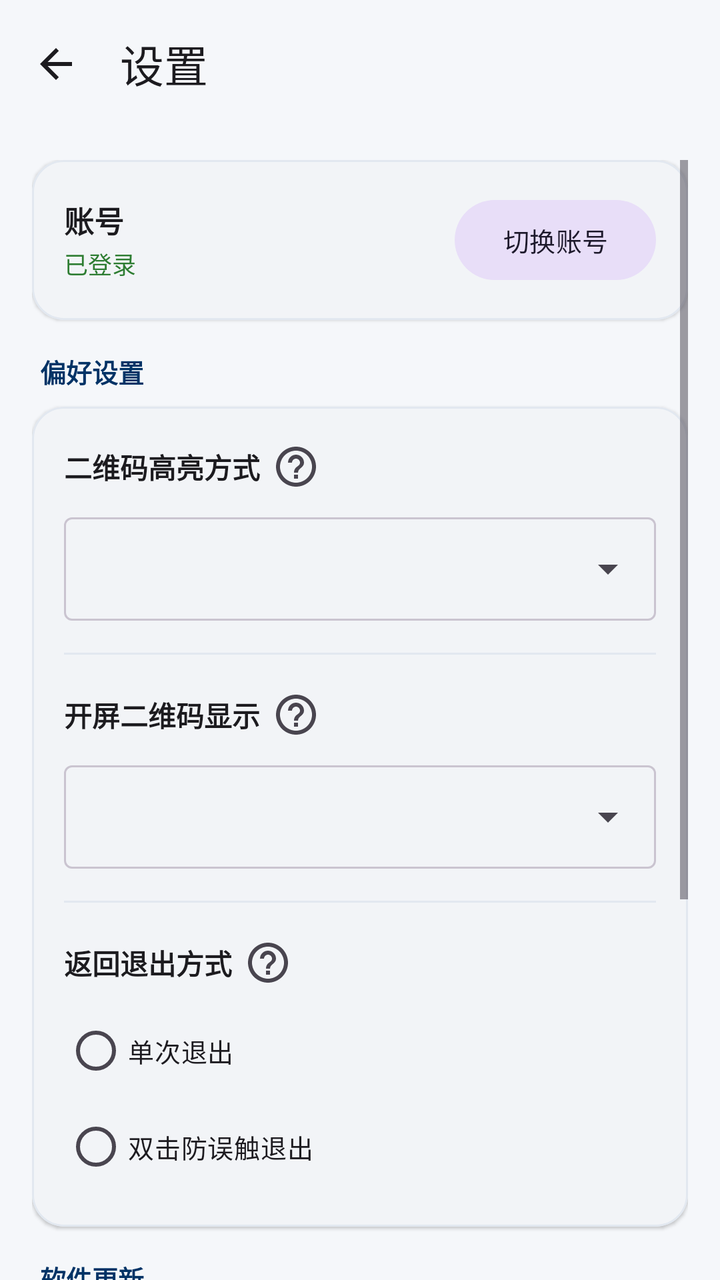
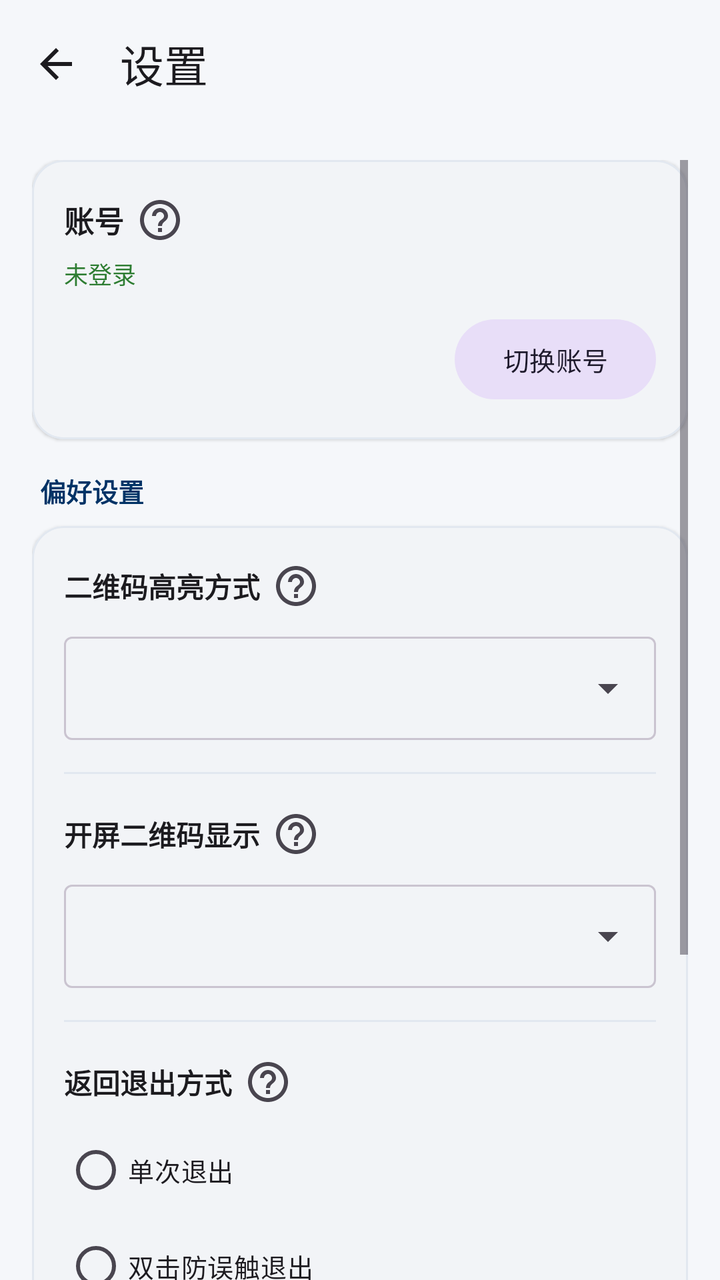

Before-and-after screenshots of an Android layout around one commit, followed by the original layout XML and the change that was made.
<!-- AndroidManifest.xml: application theme Theme.Ecode -->
<!-- res/layout/activity_settings.xml -->
<?xml version="1.0" encoding="utf-8"?>
<LinearLayout
    xmlns:android="http://schemas.android.com/apk/res/android"
    xmlns:app="http://schemas.android.com/apk/res-auto"
    android:id="@+id/rootSettingsLayout"
    android:layout_width="match_parent"
    android:layout_height="match_parent"
    android:background="?android:colorBackground"
    android:orientation="vertical">

    
    <com.google.android.material.appbar.MaterialToolbar
        android:id="@+id/toolbarSettings"
        android:layout_width="match_parent"
        android:layout_height="?attr/actionBarSize"
        app:navigationContentDescription="@string/action_back"
        app:navigationIcon="@drawable/ic_arrow_back"
        app:navigationIconTint="?attr/colorOnSurface"
        app:title="@string/settings_title"
        app:titleTextColor="?attr/colorOnSurface" />

    <ScrollView
        android:layout_width="match_parent"
        android:layout_height="match_parent"
        android:clipToPadding="false"
        android:padding="16dp">

        <LinearLayout
            android:layout_width="match_parent"
            android:layout_height="wrap_content"
            android:orientation="vertical">

            
            <com.google.android.material.card.MaterialCardView
                android:layout_width="match_parent"
                android:layout_height="wrap_content"
                android:layout_marginBottom="16dp"
                app:cardBackgroundColor="?attr/colorSurfaceContainer"
                app:cardCornerRadius="16dp"
                app:cardElevation="1dp"
                app:strokeColor="?attr/colorOutlineVariant"
                app:strokeWidth="1dp">

                <LinearLayout
                    android:layout_width="match_parent"
                    android:layout_height="wrap_content"
                    android:gravity="center_vertical"
                    android:orientation="horizontal"
                    android:padding="16dp">

                    <LinearLayout
                        android:layout_width="0dp"
                        android:layout_height="wrap_content"
                        android:layout_weight="1"
                        android:orientation="vertical">

                        <TextView
                            android:id="@+id/tvAccountTitle"
                            android:layout_width="wrap_content"
                            android:layout_height="wrap_content"
                            android:text="@string/settings_account_section"
                            android:textColor="?attr/colorOnSurface"
                            android:textSize="15sp"
                            android:textStyle="bold" />

                        <TextView
                            android:id="@+id/tvAccountStatus"
                            android:layout_width="wrap_content"
                            android:layout_height="wrap_content"
                            android:layout_marginTop="2dp"
                            android:text="@string/account_logged_in"
                            android:textColor="@color/status_pill_text"
                            android:textSize="12sp" />
                    </LinearLayout>

                    <com.google.android.material.button.MaterialButton
                        android:id="@+id/btnSwitchAccount"
                        style="@style/Widget.Material3.Button.TonalButton"
                        android:layout_width="wrap_content"
                        android:layout_height="wrap_content"
                        android:text="@string/settings_switch_account"
                        android:textSize="13sp" />
                </LinearLayout>
            </com.google.android.material.card.MaterialCardView>

            
            <TextView
                android:layout_width="wrap_content"
                android:layout_height="wrap_content"
                android:layout_marginStart="4dp"
                android:layout_marginBottom="8dp"
                android:text="@string/settings_navigation_section"
                android:textColor="?attr/colorPrimary"
                android:textSize="13sp"
                android:textStyle="bold" />

            
            <com.google.android.material.card.MaterialCardView
                android:layout_width="match_parent"
                android:layout_height="wrap_content"
                android:layout_marginBottom="16dp"
                app:cardBackgroundColor="?attr/colorSurfaceContainer"
                app:cardCornerRadius="16dp"
                app:cardElevation="1dp"
                app:strokeColor="?attr/colorOutlineVariant"
                app:strokeWidth="1dp">

                <LinearLayout
                    android:layout_width="match_parent"
                    android:layout_height="wrap_content"
                    android:orientation="vertical"
                    android:padding="16dp">

                    
                    <LinearLayout
                        android:layout_width="match_parent"
                        android:layout_height="wrap_content"
                        android:gravity="center_vertical"
                        android:orientation="horizontal">

                        <TextView
                            android:layout_width="wrap_content"
                            android:layout_height="wrap_content"
                            android:text="@string/settings_qr_brightness_mode"
                            android:textColor="?attr/colorOnSurface"
                            android:textSize="14sp"
                            android:textStyle="bold" />

                        <ImageButton
                            android:id="@+id/btnHelpQrBrightness"
                            android:layout_width="28dp"
                            android:layout_height="28dp"
                            android:layout_marginStart="4dp"
                            android:background="?attr/selectableItemBackgroundBorderless"
                            android:contentDescription="@string/help_icon_desc"
                            android:padding="4dp"
                            android:src="@drawable/ic_help_outline"
                            app:tint="?attr/colorOnSurfaceVariant" />
                    </LinearLayout>

                    <com.google.android.material.textfield.TextInputLayout
                        style="@style/Widget.Material3.TextInputLayout.OutlinedBox.ExposedDropdownMenu"
                        android:layout_width="match_parent"
                        android:layout_height="wrap_content"
                        android:layout_marginTop="6dp"
                        android:layout_marginBottom="16dp">

                        <com.google.android.material.textfield.MaterialAutoCompleteTextView
                            android:id="@+id/ddlQrBrightness"
                            android:layout_width="match_parent"
                            android:layout_height="wrap_content"
                            android:inputType="none"
                            android:textSize="13sp" />
                    </com.google.android.material.textfield.TextInputLayout>

                    <View
                        android:layout_width="match_parent"
                        android:layout_height="1dp"
                        android:layout_marginBottom="16dp"
                        android:background="?attr/colorOutlineVariant" />

                    
                    <LinearLayout
                        android:layout_width="match_parent"
                        android:layout_height="wrap_content"
                        android:gravity="center_vertical"
                        android:orientation="horizontal">

                        <TextView
                            android:layout_width="wrap_content"
                            android:layout_height="wrap_content"
                            android:text="@string/settings_qr_launch_visibility"
                            android:textColor="?attr/colorOnSurface"
                            android:textSize="14sp"
                            android:textStyle="bold" />

                        <ImageButton
                            android:id="@+id/btnHelpQrLaunch"
                            android:layout_width="28dp"
                            android:layout_height="28dp"
                            android:layout_marginStart="4dp"
                            android:background="?attr/selectableItemBackgroundBorderless"
                            android:contentDescription="@string/help_icon_desc"
                            android:padding="4dp"
                            android:src="@drawable/ic_help_outline"
                            app:tint="?attr/colorOnSurfaceVariant" />
                    </LinearLayout>

                    <com.google.android.material.textfield.TextInputLayout
                        style="@style/Widget.Material3.TextInputLayout.OutlinedBox.ExposedDropdownMenu"
                        android:layout_width="match_parent"
                        android:layout_height="wrap_content"
                        android:layout_marginTop="6dp"
                        android:layout_marginBottom="16dp">

                        <com.google.android.material.textfield.MaterialAutoCompleteTextView
                            android:id="@+id/ddlQrLaunchVisibility"
                            android:layout_width="match_parent"
                            android:layout_height="wrap_content"
                            android:inputType="none"
                            android:textSize="13sp" />
                    </com.google.android.material.textfield.TextInputLayout>

                    <View
                        android:layout_width="match_parent"
                        android:layout_height="1dp"
                        android:layout_marginBottom="16dp"
                        android:background="?attr/colorOutlineVariant" />

                    
                    <LinearLayout
                        android:layout_width="match_parent"
                        android:layout_height="wrap_content"
                        android:gravity="center_vertical"
                        android:orientation="horizontal">

                        <TextView
                            android:layout_width="wrap_content"
                            android:layout_height="wrap_content"
                            android:text="@string/settings_back_mode"
                            android:textColor="?attr/colorOnSurface"
                            android:textSize="14sp"
                            android:textStyle="bold" />

                        <ImageButton
                            android:id="@+id/btnHelpBackMode"
                            android:layout_width="28dp"
                            android:layout_height="28dp"
                            android:layout_marginStart="4dp"
                            android:background="?attr/selectableItemBackgroundBorderless"
                            android:contentDescription="@string/help_icon_desc"
                            android:padding="4dp"
                            android:src="@drawable/ic_help_outline"
                            app:tint="?attr/colorOnSurfaceVariant" />
                    </LinearLayout>

                    <RadioGroup
                        android:id="@+id/radioGroupBackMode"
                        android:layout_width="match_parent"
                        android:layout_height="wrap_content"
                        android:layout_marginTop="6dp"
                        android:orientation="vertical">

                        <com.google.android.material.radiobutton.MaterialRadioButton
                            android:id="@+id/radioSingle"
                            android:layout_width="match_parent"
                            android:layout_height="wrap_content"
                            android:text="@string/settings_back_single"
                            android:textSize="13sp" />

                        <com.google.android.material.radiobutton.MaterialRadioButton
                            android:id="@+id/radioDouble"
                            android:layout_width="match_parent"
                            android:layout_height="wrap_content"
                            android:text="@string/settings_back_double"
                            android:textSize="13sp" />
                    </RadioGroup>
                </LinearLayout>
            </com.google.android.material.card.MaterialCardView>

            
            <LinearLayout
                android:layout_width="match_parent"
                android:layout_height="wrap_content"
                android:layout_marginStart="4dp"
                android:layout_marginBottom="8dp"
                android:gravity="center_vertical"
                android:orientation="horizontal">

                <TextView
                    android:layout_width="0dp"
                    android:layout_height="wrap_content"
                    android:layout_weight="1"
                    android:text="@string/settings_about_section"
                    android:textColor="?attr/colorPrimary"
                    android:textSize="13sp"
                    android:textStyle="bold" />

                <TextView
                    android:id="@+id/tvVersion"
                    android:layout_width="wrap_content"
                    android:layout_height="wrap_content"
                    android:textColor="?attr/colorOnSurfaceVariant"
                    android:textSize="12sp" />
            </LinearLayout>

            
            <com.google.android.material.card.MaterialCardView
                android:layout_width="match_parent"
                android:layout_height="wrap_content"
                android:layout_marginBottom="24dp"
                app:cardBackgroundColor="?attr/colorSurfaceContainer"
                app:cardCornerRadius="16dp"
                app:cardElevation="1dp"
                app:strokeColor="?attr/colorOutlineVariant"
                app:strokeWidth="1dp">

                <LinearLayout
                    android:layout_width="match_parent"
                    android:layout_height="wrap_content"
                    android:orientation="vertical"
                    android:padding="16dp">

                    
                    <LinearLayout
                        android:layout_width="match_parent"
                        android:layout_height="wrap_content"
                        android:gravity="center_vertical"
                        android:orientation="horizontal">

                        <TextView
                            android:layout_width="wrap_content"
                            android:layout_height="wrap_content"
                            android:text="@string/update_source_label"
                            android:textColor="?attr/colorOnSurface"
                            android:textSize="14sp"
                            android:textStyle="bold" />

                        <ImageButton
                            android:id="@+id/btnHelpUpdateSource"
                            android:layout_width="28dp"
                            android:layout_height="28dp"
                            android:layout_marginStart="4dp"
                            android:background="?attr/selectableItemBackgroundBorderless"
                            android:contentDescription="@string/help_icon_desc"
                            android:padding="4dp"
                            android:src="@drawable/ic_help_outline"
                            app:tint="?attr/colorOnSurfaceVariant" />

                        <View
                            android:layout_width="0dp"
                            android:layout_height="0dp"
                            android:layout_weight="1" />

                        <com.google.android.material.button.MaterialButton
                            android:id="@+id/btnSpeedTest"
                            style="@style/Widget.Material3.Button.TextButton"
                            android:layout_width="wrap_content"
                            android:layout_height="wrap_content"
                            android:text="@string/update_speed_test"
                            android:textSize="12sp" />
                    </LinearLayout>

                    <com.google.android.material.textfield.TextInputLayout
                        style="@style/Widget.Material3.TextInputLayout.OutlinedBox.ExposedDropdownMenu"
                        android:layout_width="match_parent"
                        android:layout_height="wrap_content"
                        android:layout_marginTop="2dp"
                        android:layout_marginBottom="12dp">

                        <com.google.android.material.textfield.MaterialAutoCompleteTextView
                            android:id="@+id/ddlUpdateSource"
                            android:layout_width="match_parent"
                            android:layout_height="wrap_content"
                            android:inputType="none"
                            android:textSize="13sp" />
                    </com.google.android.material.textfield.TextInputLayout>

                    
                    <com.google.android.material.button.MaterialButton
                        android:id="@+id/btnCheckUpdate"
                        style="@style/Widget.Material3.Button.TonalButton"
                        android:layout_width="match_parent"
                        android:layout_height="wrap_content"
                        android:text="@string/settings_check_update"
                        android:textSize="13sp" />

                    
                    <TextView
                        android:id="@+id/tvUpdateStatus"
                        android:layout_width="match_parent"
                        android:layout_height="wrap_content"
                        android:layout_marginTop="8dp"
                        android:textColor="?attr/colorOnSurface"
                        android:textSize="13sp"
                        android:visibility="gone" />

                    <TextView
                        android:id="@+id/tvChangelog"
                        android:layout_width="match_parent"
                        android:layout_height="wrap_content"
                        android:layout_marginTop="4dp"
                        android:lineSpacingExtra="2dp"
                        android:textColor="?attr/colorOnSurfaceVariant"
                        android:textSize="12sp"
                        android:visibility="gone" />

                    <ProgressBar
                        android:id="@+id/progressDownload"
                        style="?android:attr/progressBarStyleHorizontal"
                        android:layout_width="match_parent"
                        android:layout_height="wrap_content"
                        android:layout_marginTop="8dp"
                        android:max="100"
                        android:visibility="gone" />

                    <TextView
                        android:id="@+id/tvProgress"
                        android:layout_width="match_parent"
                        android:layout_height="wrap_content"
                        android:layout_marginTop="4dp"
                        android:textColor="?attr/colorOnSurfaceVariant"
                        android:textSize="12sp"
                        android:visibility="gone" />

                    <com.google.android.material.button.MaterialButton
                        android:id="@+id/btnUpdateAction"
                        android:layout_width="match_parent"
                        android:layout_height="wrap_content"
                        android:layout_marginTop="8dp"
                        android:textSize="13sp"
                        android:visibility="gone" />

                </LinearLayout>
            </com.google.android.material.card.MaterialCardView>

            
            <TextView
                android:id="@+id/tvCredit"
                android:layout_width="match_parent"
                android:layout_height="wrap_content"
                android:layout_marginBottom="16dp"
                android:gravity="center"
                android:text="@string/settings_credit"
                android:textColor="?attr/colorOnSurfaceVariant"
                android:textSize="12sp" />

        </LinearLayout>
    </ScrollView>
</LinearLayout>
<!-- resources referenced by this layout -->
<resources>
  <color name="status_pill_text">#2E7D32</color>
  <!-- drawable ic_arrow_back (drawable) -->
  <?xml version="1.0" encoding="utf-8"?>
  <vector xmlns:android="http://schemas.android.com/apk/res/android"
      android:width="24dp"
      android:height="24dp"
      android:viewportWidth="24"
      android:viewportHeight="24">
      <path
          android:fillColor="#FF000000"
          android:pathData="M20,11H7.83l5.59,-5.59L12,4l-8,8 8,8 1.41,-1.41L7.83,13H20v-2z" />
  </vector>
  <!-- drawable ic_help_outline (drawable) -->
  <?xml version="1.0" encoding="utf-8"?>
  <vector xmlns:android="http://schemas.android.com/apk/res/android"
      android:width="24dp"
      android:height="24dp"
      android:viewportWidth="24"
      android:viewportHeight="24">
      <path
          android:fillColor="#FF000000"
          android:pathData="M11,18h2v-2h-2v2zM12,2C6.48,2 2,6.48 2,12s4.48,10 10,10 10,-4.48 10,-10S17.52,2 12,2zM12,20c-4.41,0 -8,-3.59 -8,-8s3.59,-8 8,-8 8,3.59 8,8 -3.59,8 -8,8zM12,6c-2.21,0 -4,1.79 -4,4h2c0,-1.1 0.9,-2 2,-2s2,0.9 2,2c0,2 -3,1.75 -3,5h2c0,-2.25 3,-2.5 3,-5 0,-2.21 -1.79,-4 -4,-4z" />
  </vector>
  <string name="account_logged_in">已登录</string>
  <string name="action_back">返回</string>
  <string name="help_icon_desc">说明</string>
  <string name="settings_about_section">软件更新</string>
  <string name="settings_account_section">账号</string>
  <string name="settings_back_double">双击防误触退出</string>
  <string name="settings_back_mode">返回退出方式</string>
  <string name="settings_back_single">单次退出</string>
  <string name="settings_check_update">检查更新</string>
  <string name="settings_credit">NEU-Ecode · acdc</string>
  <string name="settings_navigation_section">偏好设置</string>
  <string name="settings_qr_brightness_mode">二维码高亮方式</string>
  <string name="settings_qr_launch_visibility">开屏二维码显示</string>
  <string name="settings_switch_account">切换账号</string>
  <string name="settings_title">设置</string>
  <string name="update_source_label">下载源</string>
  <string name="update_speed_test">测速</string>
  <color name="md_theme_primary">#003366</color>
  <color name="md_theme_on_primary">#FFFFFF</color>
  <color name="md_theme_primary_container">#D6E4F0</color>
  <color name="md_theme_on_primary_container">#001D36</color>
  <color name="md_theme_secondary">#535F70</color>
  <color name="md_theme_on_secondary">#FFFFFF</color>
  <color name="md_theme_background">#F5F7FA</color>
  <color name="md_theme_on_background">#1C1B1F</color>
  <color name="md_theme_surface">#FFFFFF</color>
  <color name="md_theme_on_surface">#1C1B1F</color>
  <color name="md_theme_surface_container">#FFFFFF</color>
  <color name="md_theme_surface_container_high">#EEF2F6</color>
  <color name="md_theme_on_surface_variant">#49454F</color>
  <color name="md_theme_outline">#CAC4D0</color>
  <color name="md_theme_outline_variant">#E2E8F0</color>
  <!-- unchanged entries left out for length: 1 -->
</resources>

<!-- the commit's change to res/layout/activity_settings.xml (unified diff, before → after) -->
@@ -44,18 +44,16 @@
                 <LinearLayout
                     android:layout_width="match_parent"
                     android:layout_height="wrap_content"
-                    android:gravity="center_vertical"
-                    android:orientation="horizontal"
+                    android:orientation="vertical"
                     android:padding="16dp">
 
                     <LinearLayout
-                        android:layout_width="0dp"
-                        android:layout_height="wrap_content"
-                        android:layout_weight="1"
-                        android:orientation="vertical">
+                        android:layout_width="match_parent"
+                        android:layout_height="wrap_content"
+                        android:gravity="center_vertical"
+                        android:orientation="horizontal">
 
                         <TextView
-                            android:id="@+id/tvAccountTitle"
                             android:layout_width="wrap_content"
                             android:layout_height="wrap_content"
                             android:text="@string/settings_account_section"
@@ -63,23 +61,43 @@
                             android:textSize="15sp"
                             android:textStyle="bold" />
 
-                        <TextView
-                            android:id="@+id/tvAccountStatus"
-                            android:layout_width="wrap_content"
-                            android:layout_height="wrap_content"
-                            android:layout_marginTop="2dp"
-                            android:text="@string/account_logged_in"
-                            android:textColor="@color/status_pill_text"
-                            android:textSize="12sp" />
-                    </LinearLayout>
-
-                    <com.google.android.material.button.MaterialButton
-                        android:id="@+id/btnSwitchAccount"
-                        style="@style/Widget.Material3.Button.TonalButton"
-                        android:layout_width="wrap_content"
-                        android:layout_height="wrap_content"
-                        android:text="@string/settings_switch_account"
-                        android:textSize="13sp" />
+                        <ImageButton
+                            android:id="@+id/btnHelpAccount"
+                            android:layout_width="28dp"
+                            android:layout_height="28dp"
+                            android:layout_marginStart="4dp"
+                            android:background="?attr/selectableItemBackgroundBorderless"
+                            android:contentDescription="@string/help_icon_desc"
+                            android:padding="4dp"
+                            android:src="@drawable/ic_help_outline"
+                            app:tint="?attr/colorOnSurfaceVariant" />
+                    </LinearLayout>
+
+                    
+                    <TextView
+                        android:id="@+id/tvAccountStatus"
+                        android:layout_width="match_parent"
+                        android:layout_height="wrap_content"
+                        android:layout_marginTop="4dp"
+                        android:text="@string/account_not_logged_in"
+                        android:textColor="@color/status_pill_text"
+                        android:textSize="12sp" />
+
+                    <LinearLayout
+                        android:layout_width="match_parent"
+                        android:layout_height="wrap_content"
+                        android:layout_marginTop="10dp"
+                        android:gravity="end"
+                        android:orientation="horizontal">
+
+                        <com.google.android.material.button.MaterialButton
+                            android:id="@+id/btnSwitchAccount"
+                            style="@style/Widget.Material3.Button.TonalButton"
+                            android:layout_width="wrap_content"
+                            android:layout_height="wrap_content"
+                            android:text="@string/settings_switch_account"
+                            android:textSize="13sp" />
+                    </LinearLayout>
                 </LinearLayout>
             </com.google.android.material.card.MaterialCardView>
 
@@ -302,61 +320,6 @@
                     android:padding="16dp">
 
                     
-                    <LinearLayout
-                        android:layout_width="match_parent"
-                        android:layout_height="wrap_content"
-                        android:gravity="center_vertical"
-                        android:orientation="horizontal">
-
-                        <TextView
-                            android:layout_width="wrap_content"
-                            android:layout_height="wrap_content"
-                            android:text="@string/update_source_label"
-                            android:textColor="?attr/colorOnSurface"
-                            android:textSize="14sp"
-                            android:textStyle="bold" />
-
-                        <ImageButton
-                            android:id="@+id/btnHelpUpdateSource"
-                            android:layout_width="28dp"
-                            android:layout_height="28dp"
-                            android:layout_marginStart="4dp"
-                            android:background="?attr/selectableItemBackgroundBorderless"
-                            android:contentDescription="@string/help_icon_desc"
-                            android:padding="4dp"
-                            android:src="@drawable/ic_help_outline"
-                            app:tint="?attr/colorOnSurfaceVariant" />
-
-                        <View
-                            android:layout_width="0dp"
-                            android:layout_height="0dp"
-                            android:layout_weight="1" />
-
-                        <com.google.android.material.button.MaterialButton
-                            android:id="@+id/btnSpeedTest"
-                            style="@style/Widget.Material3.Button.TextButton"
-                            android:layout_width="wrap_content"
-                            android:layout_height="wrap_content"
-                            android:text="@string/update_speed_test"
-                            android:textSize="12sp" />
-                    </LinearLayout>
-
-                    <com.google.android.material.textfield.TextInputLayout
-                        style="@style/Widget.Material3.TextInputLayout.OutlinedBox.ExposedDropdownMenu"
-                        android:layout_width="match_parent"
-                        android:layout_height="wrap_content"
-                        android:layout_marginTop="2dp"
-                        android:layout_marginBottom="12dp">
-
-                        <com.google.android.material.textfield.MaterialAutoCompleteTextView
-                            android:id="@+id/ddlUpdateSource"
-                            android:layout_width="match_parent"
-                            android:layout_height="wrap_content"
-                            android:inputType="none"
-                            android:textSize="13sp" />
-                    </com.google.android.material.textfield.TextInputLayout>
-
-                    
                     <com.google.android.material.button.MaterialButton
                         android:id="@+id/btnCheckUpdate"
                         style="@style/Widget.Material3.Button.TonalButton"
@@ -416,7 +379,6 @@
 
             
             <TextView
-                android:id="@+id/tvCredit"
                 android:layout_width="match_parent"
                 android:layout_height="wrap_content"
                 android:layout_marginBottom="16dp"
<!-- resource entries referenced after the edit -->
@@ -23,7 +23,7 @@
           android:fillColor="#FF000000"
           android:pathData="M11,18h2v-2h-2v2zM12,2C6.48,2 2,6.48 2,12s4.48,10 10,10 10,-4.48 10,-10S17.52,2 12,2zM12,20c-4.41,0 -8,-3.59 -8,-8s3.59,-8 8,-8 8,3.59 8,8 -3.59,8 -8,8zM12,6c-2.21,0 -4,1.79 -4,4h2c0,-1.1 0.9,-2 2,-2s2,0.9 2,2c0,2 -3,1.75 -3,5h2c0,-2.25 3,-2.5 3,-5 0,-2.21 -1.79,-4 -4,-4z" />
   </vector>
-  <string name="account_logged_in">已登录</string>
+  <string name="account_not_logged_in">未登录</string>
   <string name="action_back">返回</string>
   <string name="help_icon_desc">说明</string>
   <string name="settings_about_section">软件更新</string>
@@ -38,8 +38,6 @@
   <string name="settings_qr_launch_visibility">开屏二维码显示</string>
   <string name="settings_switch_account">切换账号</string>
   <string name="settings_title">设置</string>
-  <string name="update_source_label">下载源</string>
-  <string name="update_speed_test">测速</string>
   <color name="md_theme_primary">#003366</color>
   <color name="md_theme_on_primary">#FFFFFF</color>
   <color name="md_theme_primary_container">#D6E4F0</color>
